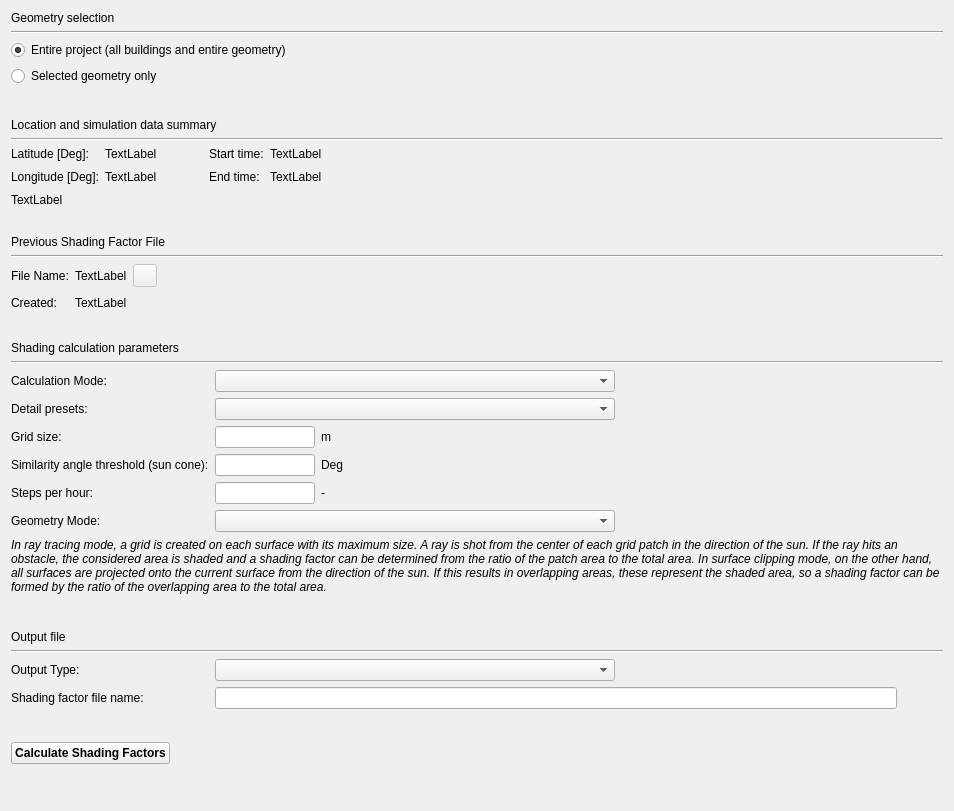
The window that SIM-VICUS/src/SVSimulationShadingOptions.ui (Brockaaa/SIM-VICUS) describes before a commit, drawn with Qt 5.
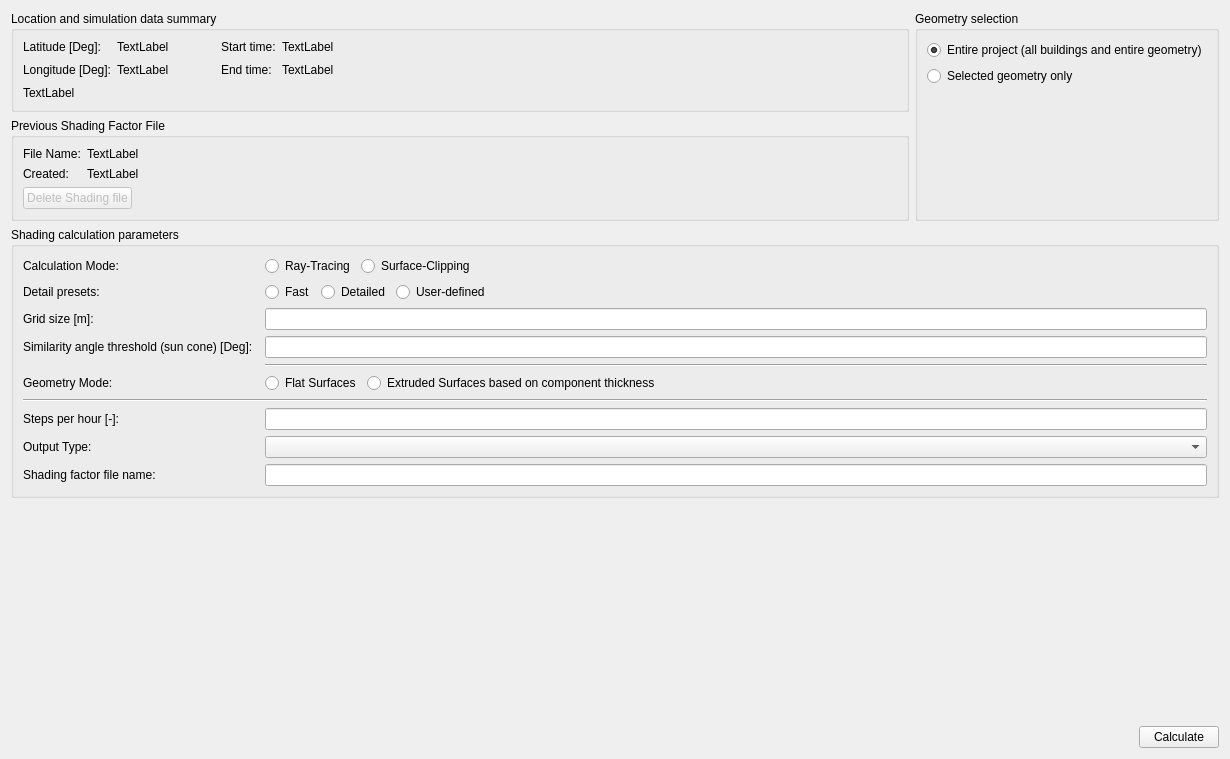
The same window after the commit. Icons and pictures are not drawn. Custom widgets are drawn as their Qt base class.

The edit to the form file:
```diff
--- a/SIM-VICUS/src/SVSimulationShadingOptions.ui
+++ b/SIM-VICUS/src/SVSimulationShadingOptions.ui
@@ -6,114 +6,122 @@
    <rect>
     <x>0</x>
     <y>0</y>
-    <width>954</width>
-    <height>811</height>
+    <width>1230</width>
+    <height>759</height>
    </rect>
   </property>
   <property name="windowTitle">
    <string>Sunlight Factor Calculation</string>
   </property>
-  <layout class="QVBoxLayout" name="verticalLayout">
+  <layout class="QGridLayout" name="gridLayoutWidget" rowstretch="0,0,0,0,0">
+   <item row="4" column="0" colspan="2">
+    <layout class="QHBoxLayout" name="horizontalLayout">
    <item>
-    <widget class="QLabel" name="label_14">
-     <property name="text">
-      <string>Geometry selection</string>
-     </property>
-    </widget>
-   </item>
-   <item>
-    <widget class="Line" name="line">
+      <spacer name="horizontalSpacer">
      <property name="orientation">
       <enum>Qt::Horizontal</enum>
      </property>
-    </widget>
-   </item>
+       <property name="sizeHint" stdset="0">
+        <size>
+         <width>40</width>
+         <height>20</height>
+        </size>
+       </property>
+      </spacer>
+     </item>
+     <item>
+      <widget class="QPushButton" name="pushButtonCalculate">
+       <property name="text">
+        <string>Calculate</string>
+       </property>
+      </widget>
+     </item>
+    </layout>
+   </item>
+   <item row="1" column="0">
+    <widget class="QGroupBox" name="groupBox_4">
+     <property name="title">
+      <string>Previous Shading Factor File</string>
+     </property>
+     <layout class="QGridLayout" name="gridLayout_4" columnstretch="0,1">
+      <item row="0" column="0">
+       <widget class="QLabel" name="label_10">
+        <property name="text">
+         <string>File Name:</string>
+        </property>
+        <property name="scaledContents">
+         <bool>false</bool>
+        </property>
+       </widget>
+      </item>
+      <item row="0" column="1">
+       <widget class="QLabel" name="labelPreviousShadingFile">
+        <property name="text">
+         <string>TextLabel</string>
+        </property>
+       </widget>
+      </item>
+      <item row="1" column="0">
+       <widget class="QLabel" name="label_11">
+        <property name="text">
+         <string>Created:</string>
+        </property>
+       </widget>
+      </item>
+      <item row="1" column="1">
+       <widget class="QLabel" name="labelPreviousShadingFileCreationDate">
+        <property name="text">
+         <string>TextLabel</string>
+        </property>
+       </widget>
+      </item>
+      <item row="2" column="0" colspan="2">
+       <layout class="QHBoxLayout" name="horizontalLayout_2">
    <item>
-    <widget class="QRadioButton" name="radioButtonEntireProject">
+         <widget class="QPushButton" name="pushButtonDeletePreviousShadingFile">
      <property name="enabled">
-      <bool>true</bool>
-     </property>
-     <property name="text">
-      <string>Entire project (all buildings and entire geometry)</string>
-     </property>
-     <property name="checked">
-      <bool>true</bool>
-     </property>
-     <attribute name="buttonGroup">
-      <string notr="true">buttonGroup</string>
-     </attribute>
-    </widget>
-   </item>
-   <item>
-    <widget class="QRadioButton" name="radioButtonSelectedGeometry">
-     <property name="text">
-      <string>Selected geometry only</string>
-     </property>
-     <property name="checked">
       <bool>false</bool>
      </property>
-     <attribute name="buttonGroup">
-      <string notr="true">buttonGroup</string>
-     </attribute>
+          <property name="text">
+           <string>Delete Shading file</string>
+          </property>
     </widget>
    </item>
    <item>
-    <spacer name="verticalSpacer">
+         <spacer name="horizontalSpacer_5">
      <property name="orientation">
-      <enum>Qt::Vertical</enum>
-     </property>
-     <property name="sizeType">
-      <enum>QSizePolicy::Maximum</enum>
+           <enum>Qt::Horizontal</enum>
      </property>
      <property name="sizeHint" stdset="0">
       <size>
-       <width>20</width>
-       <height>30</height>
+            <width>40</width>
+            <height>20</height>
       </size>
      </property>
     </spacer>
    </item>
-   <item>
-    <widget class="QLabel" name="label_3">
-     <property name="text">
+       </layout>
+      </item>
+     </layout>
+    </widget>
+   </item>
+   <item row="0" column="0">
+    <widget class="QGroupBox" name="groupBox_2">
+     <property name="title">
       <string>Location and simulation data summary</string>
      </property>
-    </widget>
-   </item>
-   <item>
-    <widget class="Line" name="line_5">
-     <property name="orientation">
-      <enum>Qt::Horizontal</enum>
-     </property>
-    </widget>
-   </item>
-   <item>
-    <layout class="QGridLayout" name="gridLayout_5">
-     <item row="0" column="3">
-      <widget class="QLabel" name="label_8">
+     <layout class="QGridLayout" name="gridLayout_2">
+      <item row="0" column="0">
+       <widget class="QLabel" name="label_5">
        <property name="text">
-        <string>Start time:</string>
+         <string>Latitude [Deg]:</string>
        </property>
       </widget>
      </item>
-     <item row="2" column="0" colspan="6">
-      <widget class="QLabel" name="labelInputError">
+      <item row="1" column="3">
+       <widget class="QLabel" name="label_9">
        <property name="text">
-        <string>TextLabel</string>
-       </property>
-      </widget>
-     </item>
-     <item row="0" column="4">
-      <widget class="QLabel" name="labelStartTime">
-       <property name="text">
-        <string>TextLabel</string>
-       </property>
-      </widget>
-     </item>
-     <item row="0" column="1">
-      <widget class="QLabel" name="labelLatitude">
-       <property name="text">
-        <string>TextLabel</string>
+         <string>End time:</string>
        </property>
       </widget>
      </item>
@@ -124,29 +132,13 @@
        </property>
       </widget>
      </item>
-     <item row="1" column="1">
-      <widget class="QLabel" name="labelLongitude">
+      <item row="2" column="0" colspan="6">
+       <widget class="QLabel" name="labelInputError">
        <property name="text">
         <string>TextLabel</string>
        </property>
       </widget>
      </item>
-     <item row="1" column="2">
-      <spacer name="horizontalSpacer_3">
-       <property name="orientation">
-        <enum>Qt::Horizontal</enum>
-       </property>
-       <property name="sizeType">
-        <enum>QSizePolicy::Fixed</enum>
-       </property>
-       <property name="sizeHint" stdset="0">
-        <size>
-         <width>40</width>
-         <height>20</height>
-        </size>
-       </property>
-      </spacer>
-     </item>
      <item row="1" column="0">
       <widget class="QLabel" name="label_6">
        <property name="text">
@@ -154,17 +146,10 @@
        </property>
       </widget>
      </item>
-     <item row="1" column="3">
-      <widget class="QLabel" name="label_9">
+      <item row="0" column="3">
+       <widget class="QLabel" name="label_8">
        <property name="text">
-        <string>End time:</string>
-       </property>
-      </widget>
-     </item>
-     <item row="0" column="0">
-      <widget class="QLabel" name="label_5">
-       <property name="text">
-        <string>Latitude [Deg]:</string>
+         <string>Start time:</string>
        </property>
       </widget>
      </item>
@@ -181,68 +166,13 @@
        </property>
       </spacer>
      </item>
-    </layout>
-   </item>
-   <item>
-    <spacer name="verticalSpacer_2">
+      <item row="1" column="2">
+       <spacer name="horizontalSpacer_3">
      <property name="orientation">
-      <enum>Qt::Vertical</enum>
+         <enum>Qt::Horizontal</enum>
      </property>
      <property name="sizeType">
-      <enum>QSizePolicy::Maximum</enum>
-     </property>
-     <property name="sizeHint" stdset="0">
-      <size>
-       <width>20</width>
-       <height>25</height>
-      </size>
-     </property>
-    </spacer>
-   </item>
-   <item>
-    <widget class="QLabel" name="label_15">
-     <property name="text">
-      <string>Previous Shading Factor File</string>
-     </property>
-    </widget>
-   </item>
-   <item>
-    <widget class="Line" name="line_2">
-     <property name="orientation">
-      <enum>Qt::Horizontal</enum>
-     </property>
-    </widget>
-   </item>
-   <item>
-    <layout class="QGridLayout" name="gridLayout_2">
-     <item row="1" column="0">
-      <widget class="QLabel" name="label_11">
-       <property name="text">
-        <string>Created:</string>
-       </property>
-      </widget>
-     </item>
-     <item row="0" column="0">
-      <widget class="QLabel" name="label_10">
-       <property name="text">
-        <string>File Name:</string>
-       </property>
-       <property name="scaledContents">
-        <bool>false</bool>
-       </property>
-      </widget>
-     </item>
-     <item row="0" column="1">
-      <widget class="QLabel" name="labelPreviousShadingFile">
-       <property name="text">
-        <string>TextLabel</string>
-       </property>
-      </widget>
-     </item>
-     <item row="0" column="3">
-      <spacer name="horizontalSpacer_7">
-       <property name="orientation">
-        <enum>Qt::Horizontal</enum>
+         <enum>QSizePolicy::Fixed</enum>
        </property>
        <property name="sizeHint" stdset="0">
         <size>
@@ -252,225 +182,262 @@
        </property>
       </spacer>
      </item>
+      <item row="0" column="4">
+       <widget class="QLabel" name="labelStartTime">
+        <property name="text">
+         <string>TextLabel</string>
+        </property>
+       </widget>
+      </item>
      <item row="1" column="1">
-      <widget class="QLabel" name="labelPreviousShadingFileCreationDate">
+       <widget class="QLabel" name="labelLongitude">
        <property name="text">
         <string>TextLabel</string>
        </property>
       </widget>
      </item>
-     <item row="1" column="3">
-      <spacer name="horizontalSpacer_9">
-       <property name="orientation">
-        <enum>Qt::Horizontal</enum>
-       </property>
-       <property name="sizeHint" stdset="0">
-        <size>
-         <width>40</width>
-         <height>20</height>
-        </size>
-       </property>
-      </spacer>
-     </item>
-     <item row="0" column="2">
-      <widget class="QToolButton" name="toolButtonDeletePreviousShadingFile">
+      <item row="0" column="1">
+       <widget class="QLabel" name="labelLatitude">
+        <property name="text">
+         <string>TextLabel</string>
+        </property>
+       </widget>
+      </item>
+     </layout>
+    </widget>
+   </item>
+   <item row="0" column="1" rowspan="2">
+    <widget class="QGroupBox" name="groupBox_3">
+     <property name="title">
+      <string>Geometry selection</string>
+     </property>
+     <layout class="QGridLayout" name="gridLayout_3">
+      <item row="0" column="0">
+       <widget class="QRadioButton" name="radioButtonEntireProject">
        <property name="enabled">
+         <bool>true</bool>
+        </property>
+        <property name="text">
+         <string>Entire project (all buildings and entire geometry)</string>
+        </property>
+        <property name="checked">
+         <bool>true</bool>
+        </property>
+       </widget>
+      </item>
+      <item row="1" column="0">
+       <widget class="QRadioButton" name="radioButtonSelectedGeometry">
+        <property name="text">
+         <string>Selected geometry only</string>
+        </property>
+        <property name="checked">
         <bool>false</bool>
        </property>
-       <property name="toolTip">
-        <string>Delete shading factor file</string>
-       </property>
-       <property name="text">
-        <string/>
-       </property>
-       <property name="icon">
-        <iconset resource="../resources/SIM-VICUS.qrc">
-         <normaloff>:/gfx/actions/24x24/minus.png</normaloff>:/gfx/actions/24x24/minus.png</iconset>
-       </property>
-      </widget>
-     </item>
-    </layout>
-   </item>
-   <item>
-    <spacer name="verticalSpacer_3">
-     <property name="orientation">
-      <enum>Qt::Vertical</enum>
-     </property>
-     <property name="sizeType">
-      <enum>QSizePolicy::Maximum</enum>
-     </property>
-     <property name="sizeHint" stdset="0">
-      <size>
-       <width>20</width>
-       <height>26</height>
-      </size>
-     </property>
-    </spacer>
-   </item>
-   <item>
-    <widget class="QLabel" name="label_16">
-     <property name="text">
-      <string>Shading calculation parameters</string>
-     </property>
-    </widget>
-   </item>
-   <item>
-    <widget class="Line" name="line_3">
-     <property name="orientation">
-      <enum>Qt::Horizontal</enum>
-     </property>
-    </widget>
-   </item>
-   <item>
-    <layout class="QGridLayout" name="gridLayout_4">
-     <item row="2" column="1" colspan="3">
-      <widget class="QComboBox" name="comboBoxPresets">
-       <property name="sizePolicy">
-        <sizepolicy hsizetype="Maximum" vsizetype="Fixed">
-         <horstretch>0</horstretch>
-         <verstretch>0</verstretch>
-        </sizepolicy>
-       </property>
-       <property name="maximumSize">
-        <size>
-         <width>400</width>
-         <height>16777215</height>
-        </size>
-       </property>
-      </widget>
-     </item>
-     <item row="15" column="0" colspan="4">
-      <widget class="Line" name="line_4">
-       <property name="orientation">
-        <enum>Qt::Horizontal</enum>
-       </property>
-      </widget>
-     </item>
-     <item row="0" column="1" colspan="3">
-      <widget class="QComboBox" name="comboBoxCalculationMethod">
-       <property name="sizePolicy">
-        <sizepolicy hsizetype="Maximum" vsizetype="Fixed">
-         <horstretch>0</horstretch>
-         <verstretch>0</verstretch>
-        </sizepolicy>
-       </property>
-       <property name="maximumSize">
-        <size>
-         <width>400</width>
-         <height>16777215</height>
-        </size>
-       </property>
-      </widget>
-     </item>
-     <item row="11" column="0" rowspan="2" colspan="4">
-      <spacer name="verticalSpacer_5">
-       <property name="orientation">
-        <enum>Qt::Vertical</enum>
-       </property>
-       <property name="sizeType">
-        <enum>QSizePolicy::Maximum</enum>
-       </property>
-       <property name="sizeHint" stdset="0">
-        <size>
-         <width>20</width>
-         <height>30</height>
-        </size>
-       </property>
-      </spacer>
-     </item>
-     <item row="4" column="1">
-      <layout class="QHBoxLayout" name="horizontalLayout_3">
-       <item>
-        <widget class="QtExt::ValidatingLineEdit" name="lineEditSunCone">
-         <property name="maximumSize">
-          <size>
-           <width>100</width>
-           <height>16777215</height>
-          </size>
-         </property>
-        </widget>
-       </item>
-       <item>
-        <widget class="QLabel" name="labelGridSize_3">
-         <property name="text">
-          <string>Deg</string>
-         </property>
-        </widget>
-       </item>
-      </layout>
-     </item>
-     <item row="13" column="0" colspan="4">
-      <widget class="QLabel" name="label_17">
-       <property name="text">
-        <string>Output file</string>
-       </property>
-      </widget>
-     </item>
-     <item row="16" column="1">
-      <widget class="QComboBox" name="comboBoxFileType">
-       <property name="sizePolicy">
-        <sizepolicy hsizetype="Maximum" vsizetype="Fixed">
-         <horstretch>0</horstretch>
-         <verstretch>0</verstretch>
-        </sizepolicy>
-       </property>
-       <property name="maximumSize">
-        <size>
-         <width>400</width>
-         <height>16777215</height>
-        </size>
-       </property>
-      </widget>
-     </item>
-     <item row="18" column="1">
-      <widget class="QLineEdit" name="lineEditShadingFactorFilename">
-       <property name="readOnly">
-        <bool>true</bool>
-       </property>
-      </widget>
-     </item>
-     <item row="16" column="2" colspan="2">
-      <spacer name="horizontalSpacer_14">
-       <property name="orientation">
-        <enum>Qt::Horizontal</enum>
-       </property>
-       <property name="sizeHint" stdset="0">
-        <size>
-         <width>40</width>
-         <height>20</height>
-        </size>
-       </property>
-      </spacer>
+       </widget>
      </item>
      <item row="2" column="0">
+       <spacer name="verticalSpacer_5">
+        <property name="orientation">
+         <enum>Qt::Vertical</enum>
+        </property>
+        <property name="sizeType">
+         <enum>QSizePolicy::MinimumExpanding</enum>
+        </property>
+        <property name="sizeHint" stdset="0">
+         <size>
+          <width>50</width>
+          <height>0</height>
+         </size>
+        </property>
+       </spacer>
+      </item>
+     </layout>
+    </widget>
+   </item>
+   <item row="3" column="0" colspan="2">
+    <spacer name="verticalSpacer">
+     <property name="orientation">
+      <enum>Qt::Vertical</enum>
+     </property>
+     <property name="sizeHint" stdset="0">
+      <size>
+       <width>20</width>
+       <height>200</height>
+      </size>
+     </property>
+    </spacer>
+   </item>
+   <item row="2" column="0" colspan="2">
+    <widget class="QGroupBox" name="groupBox">
+     <property name="title">
+      <string>Shading calculation parameters</string>
+     </property>
+     <layout class="QGridLayout" name="gridLayout">
+      <item row="13" column="0" colspan="3">
+       <widget class="Line" name="line_2">
+        <property name="orientation">
+         <enum>Qt::Horizontal</enum>
+        </property>
+       </widget>
+      </item>
+      <item row="14" column="2">
+       <widget class="QtExt::ValidatingLineEdit" name="lineEditSteps">
+        <property name="text">
+         <string/>
+        </property>
+       </widget>
+      </item>
+      <item row="3" column="0">
       <widget class="QLabel" name="label">
        <property name="text">
         <string>Detail presets:</string>
        </property>
       </widget>
      </item>
-     <item row="3" column="0">
-      <widget class="QLabel" name="labelGridSize">
+      <item row="14" column="0">
+       <widget class="QLabel" name="labelSteps">
        <property name="text">
-        <string>Grid size:</string>
+         <string>Steps per hour [-]:</string>
        </property>
       </widget>
      </item>
-     <item row="7" column="0">
+      <item row="16" column="0">
+       <widget class="QLabel" name="label_2">
+        <property name="text">
+         <string>Shading factor file name:</string>
+        </property>
+       </widget>
+      </item>
+      <item row="1" column="0">
+       <widget class="QLabel" name="label_13">
+        <property name="text">
+         <string>Calculation Mode:</string>
+        </property>
+       </widget>
+      </item>
+      <item row="6" column="0">
+       <widget class="QLabel" name="label_4">
+        <property name="text">
+         <string>Similarity angle threshold (sun cone) [Deg]:</string>
+        </property>
+       </widget>
+      </item>
+      <item row="1" column="2">
+       <layout class="QHBoxLayout" name="horizontalLayout_6">
+        <item>
+         <widget class="QRadioButton" name="radioButtonRayTracing">
+          <property name="text">
+           <string>Ray-Tracing</string>
+          </property>
+         </widget>
+        </item>
+        <item>
+         <widget class="QRadioButton" name="radioButtonSurfaceClipping">
+          <property name="text">
+           <string>Surface-Clipping</string>
+          </property>
+         </widget>
+        </item>
+        <item>
+         <spacer name="horizontalSpacer_8">
+          <property name="orientation">
+           <enum>Qt::Horizontal</enum>
+          </property>
+          <property name="sizeHint" stdset="0">
+           <size>
+            <width>40</width>
+            <height>20</height>
+           </size>
+          </property>
+         </spacer>
+        </item>
+       </layout>
+      </item>
+      <item row="15" column="2">
+       <widget class="QComboBox" name="comboBoxFileType"/>
+      </item>
+      <item row="4" column="2">
+       <widget class="QtExt::ValidatingLineEdit" name="lineEditGridSize"/>
+      </item>
+      <item row="10" column="0">
       <widget class="QLabel" name="label_12">
        <property name="text">
         <string>Geometry Mode:</string>
        </property>
       </widget>
      </item>
+      <item row="6" column="2">
+       <widget class="QtExt::ValidatingLineEdit" name="lineEditSunCone"/>
+      </item>
+      <item row="4" column="1">
+       <widget class="Line" name="line">
+        <property name="orientation">
+         <enum>Qt::Horizontal</enum>
+        </property>
+       </widget>
+      </item>
      <item row="4" column="0">
-      <widget class="QLabel" name="label_4">
+       <widget class="QLabel" name="labelGridSize">
        <property name="text">
-        <string>Similarity angle threshold (sun cone):</string>
+         <string>Grid size [m]:</string>
        </property>
       </widget>
      </item>
-     <item row="3" column="2" colspan="2">
+      <item row="10" column="2">
+       <layout class="QHBoxLayout" name="horizontalLayout_4">
+        <item>
+         <widget class="QRadioButton" name="radioButtonFlatGeometry">
+          <property name="text">
+           <string>Flat Surfaces</string>
+          </property>
+         </widget>
+        </item>
+        <item>
+         <widget class="QRadioButton" name="radioButtonExtrudedGeometry">
+          <property name="text">
+           <string>Extruded Surfaces based on component thickness</string>
+          </property>
+         </widget>
+        </item>
+        <item>
+         <spacer name="horizontalSpacer_6">
+          <property name="orientation">
+           <enum>Qt::Horizontal</enum>
+          </property>
+          <property name="sizeHint" stdset="0">
+           <size>
+            <width>40</width>
+            <height>20</height>
+           </size>
+          </property>
+         </spacer>
+        </item>
+       </layout>
+      </item>
+      <item row="3" column="2">
+       <layout class="QHBoxLayout" name="horizontalLayout_3">
+        <item>
+         <widget class="QRadioButton" name="radioButtonFast">
+          <property name="text">
+           <string>Fast</string>
+          </property>
+         </widget>
+        </item>
+        <item>
+         <widget class="QRadioButton" name="radioButtonDetailed">
+          <property name="text">
+           <string>Detailed</string>
+          </property>
+         </widget>
+        </item>
+        <item>
+         <widget class="QRadioButton" name="radioButtonManual">
+          <property name="text">
+           <string>User-defined</string>
+          </property>
+         </widget>
+        </item>
+        <item>
       <spacer name="horizontalSpacer_2">
        <property name="orientation">
         <enum>Qt::Horizontal</enum>
@@ -483,196 +450,31 @@
        </property>
       </spacer>
      </item>
-     <item row="4" column="2" colspan="2">
-      <spacer name="horizontalSpacer_11">
-       <property name="orientation">
-        <enum>Qt::Horizontal</enum>
-       </property>
-       <property name="sizeHint" stdset="0">
-        <size>
-         <width>40</width>
-         <height>20</height>
-        </size>
-       </property>
-      </spacer>
-     </item>
-     <item row="16" column="0">
+       </layout>
+      </item>
+      <item row="15" column="0">
       <widget class="QLabel" name="label_7">
        <property name="text">
         <string>Output Type:</string>
        </property>
       </widget>
      </item>
-     <item row="3" column="1">
-      <layout class="QHBoxLayout" name="horizontalLayout_2">
-       <item>
-        <widget class="QtExt::ValidatingLineEdit" name="lineEditGridSize">
-         <property name="maximumSize">
-          <size>
-           <width>100</width>
-           <height>16777215</height>
-          </size>
-         </property>
-        </widget>
-       </item>
-       <item>
-        <widget class="QLabel" name="labelGridSize_2">
-         <property name="text">
-          <string>m</string>
-         </property>
-        </widget>
-       </item>
-      </layout>
-     </item>
-     <item row="7" column="1">
-      <widget class="QComboBox" name="comboBoxGeometryMode">
-       <property name="sizePolicy">
-        <sizepolicy hsizetype="Maximum" vsizetype="Fixed">
-         <horstretch>0</horstretch>
-         <verstretch>0</verstretch>
-        </sizepolicy>
-       </property>
-       <property name="maximumSize">
-        <size>
-         <width>400</width>
-         <height>16777215</height>
-        </size>
-       </property>
-      </widget>
-     </item>
-     <item row="18" column="2" colspan="2">
-      <spacer name="horizontalSpacer_13">
-       <property name="orientation">
-        <enum>Qt::Horizontal</enum>
-       </property>
-       <property name="sizeHint" stdset="0">
-        <size>
-         <width>40</width>
-         <height>20</height>
-        </size>
-       </property>
-      </spacer>
-     </item>
-     <item row="0" column="0">
-      <widget class="QLabel" name="label_13">
-       <property name="text">
-        <string>Calculation Mode:</string>
-       </property>
-      </widget>
-     </item>
-     <item row="6" column="1">
-      <layout class="QHBoxLayout" name="horizontalLayout_4">
-       <item>
-        <widget class="QtExt::ValidatingLineEdit" name="lineEditSteps">
-         <property name="maximumSize">
-          <size>
-           <width>100</width>
-           <height>16777215</height>
-          </size>
-         </property>
-         <property name="text">
-          <string/>
-         </property>
-        </widget>
-       </item>
-       <item>
-        <widget class="QLabel" name="labelGridSize_4">
-         <property name="text">
-          <string>-</string>
-         </property>
-        </widget>
-       </item>
-      </layout>
-     </item>
-     <item row="6" column="0">
-      <widget class="QLabel" name="labelSteps">
-       <property name="text">
-        <string>Steps per hour:</string>
-       </property>
-      </widget>
-     </item>
-     <item row="18" column="0">
-      <widget class="QLabel" name="label_2">
-       <property name="text">
-        <string>Shading factor file name:</string>
-       </property>
-      </widget>
-     </item>
-     <item row="10" column="0" colspan="4">
-      <widget class="QLabel" name="label_18">
-       <property name="font">
-        <font>
-         <italic>true</italic>
-        </font>
-       </property>
-       <property name="text">
-        <string>In ray tracing mode, a grid is created on each surface with its maximum size. A ray is shot from the center of each grid patch in the direction of the sun. If the ray hits an obstacle, the considered area is shaded and a shading factor can be determined from the ratio of the patch area to the total area. In surface clipping mode, on the other hand, all surfaces are projected onto the current surface from the direction of the sun. If this results in overlapping areas, these represent the shaded area, so a shading factor can be formed by the ratio of the overlapping area to the total area.</string>
-       </property>
-       <property name="wordWrap">
+      <item row="16" column="2">
+       <widget class="QLineEdit" name="lineEditShadingFactorFilename">
+        <property name="readOnly">
         <bool>true</bool>
        </property>
       </widget>
      </item>
-    </layout>
-   </item>
-   <item>
-    <spacer name="verticalSpacer_6">
-     <property name="orientation">
-      <enum>Qt::Vertical</enum>
-     </property>
-     <property name="sizeType">
-      <enum>QSizePolicy::Maximum</enum>
-     </property>
-     <property name="sizeHint" stdset="0">
-      <size>
-       <width>20</width>
-       <height>30</height>
-      </size>
-     </property>
-    </spacer>
-   </item>
-   <item>
-    <layout class="QHBoxLayout" name="horizontalLayout">
-     <item>
-      <widget class="QPushButton" name="pushButtonCalculate">
-       <property name="font">
-        <font>
-         <pointsize>9</pointsize>
-         <bold>true</bold>
-        </font>
-       </property>
-       <property name="text">
-        <string>Calculate Shading Factors</string>
-       </property>
-      </widget>
-     </item>
-     <item>
-      <spacer name="horizontalSpacer">
+      <item row="7" column="2">
+       <widget class="Line" name="line_3">
        <property name="orientation">
         <enum>Qt::Horizontal</enum>
        </property>
-       <property name="sizeHint" stdset="0">
-        <size>
-         <width>40</width>
-         <height>20</height>
-        </size>
-       </property>
-      </spacer>
-     </item>
-    </layout>
-   </item>
-   <item>
-    <spacer name="verticalSpacer_4">
-     <property name="orientation">
-      <enum>Qt::Vertical</enum>
-     </property>
-     <property name="sizeHint" stdset="0">
-      <size>
-       <width>20</width>
-       <height>40</height>
-      </size>
-     </property>
-    </spacer>
+       </widget>
+      </item>
+     </layout>
+    </widget>
    </item>
   </layout>
  </widget>
```
Left out of the diff: 7 changed lines with no effect on the pictures. Lines whose indentation alone changed are shown as unchanged.
